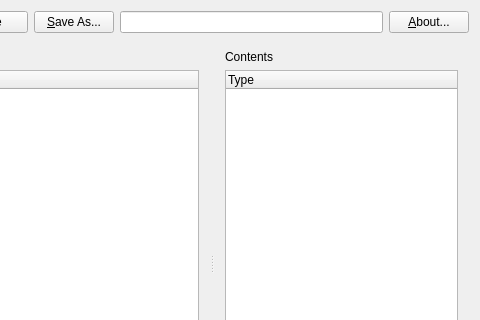
Above: mainwidget.ui from BrainB0ne/spotwebfc before the change; both pictures show x 149 to 629 and y 0 to 320 of the 629 by 498 pixel window. Below: the same form after it.
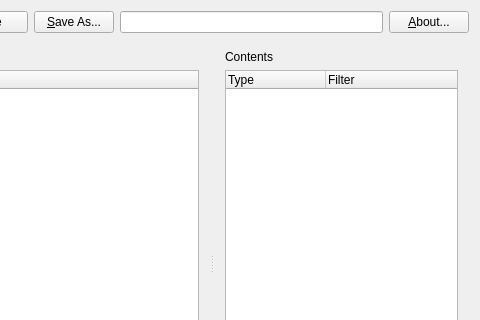
That is the form after the change. Icons and pictures are not drawn.

```diff
--- a/mainwidget.ui
+++ b/mainwidget.ui
@@ -136,7 +136,7 @@
        </item>
       </layout>
      </widget>
-     <widget class="QWidget" name="layoutWidget">
+     <widget class="QWidget" name="contentsLayoutWidget">
       <layout class="QGridLayout" name="gridLayout_2">
        <item row="0" column="0" colspan="2">
         <widget class="QLabel" name="contentsLabel">
@@ -152,6 +152,11 @@
            <string>Type</string>
           </property>
          </column>
+         <column>
+          <property name="text">
+           <string>Filter</string>
+          </property>
+         </column>
         </widget>
        </item>
        <item row="2" column="0">
```
Left out of the diff: 30 changed lines with no effect on the pictures.
